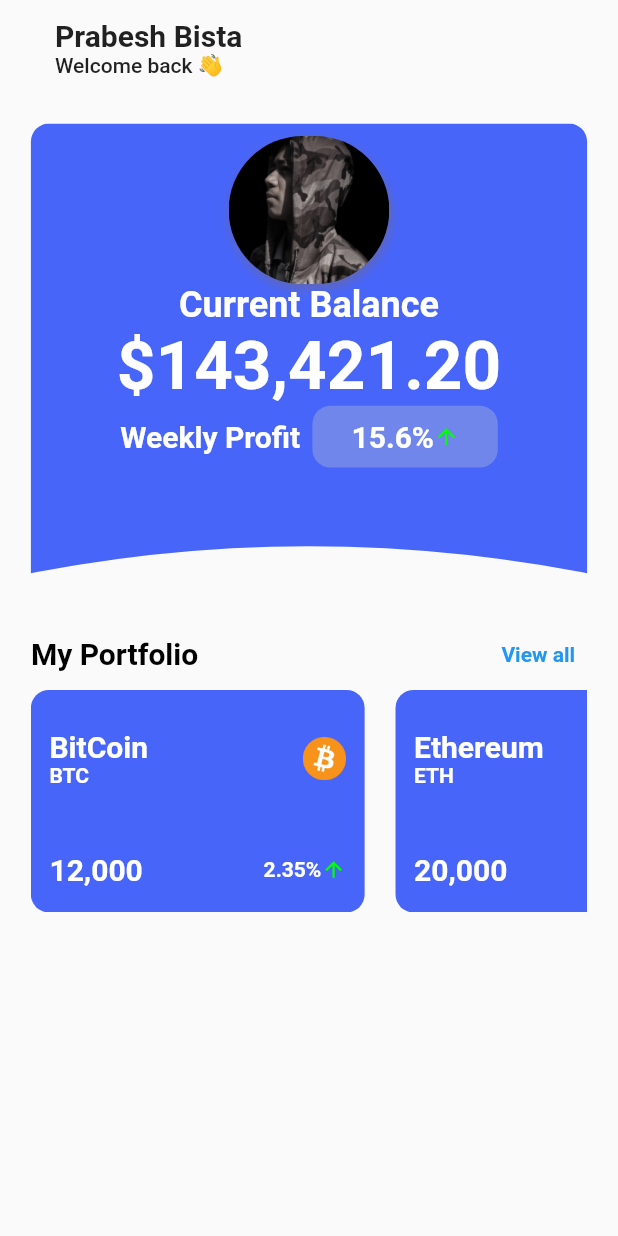
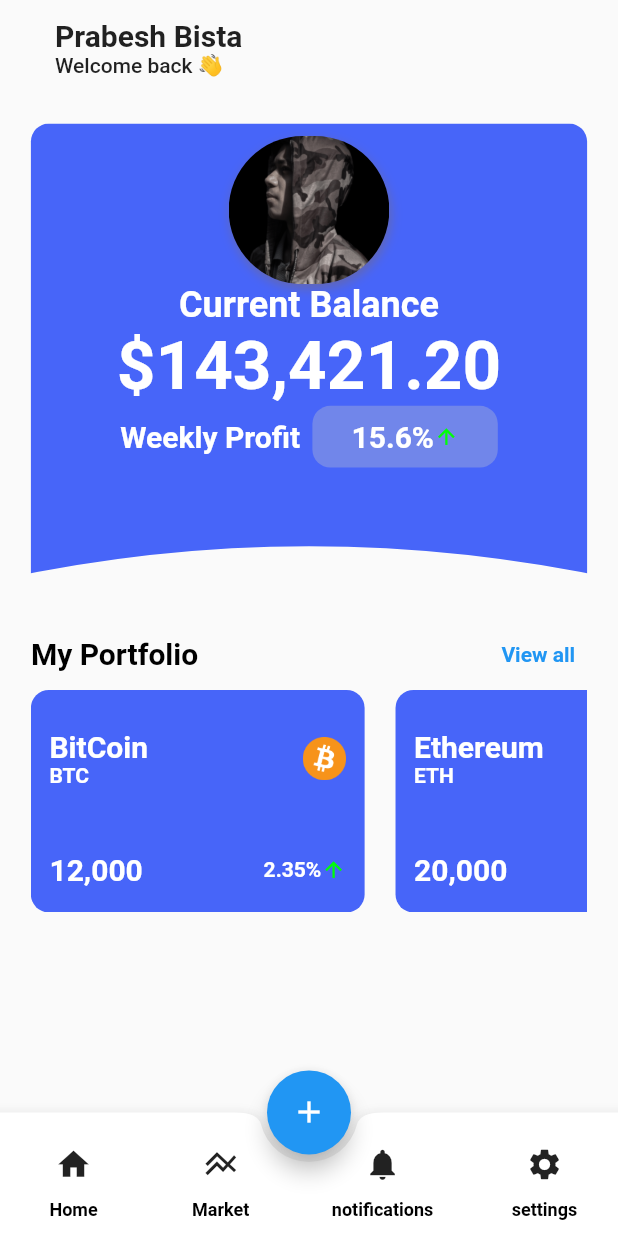
Before and after one commit to PrabeshPP/crypto_app, a Flutter app: the screen it shows after launch, on a phone screen of 412 x 824 dp. Run offline on Flutter 3.47's test engine with Material 2 defaults, Android fonts, the phone set to English and light mode, and no system bars.

Commit message:
bottom Nav Bar Added

```diff
--- a/lib/model/mybit.dart
+++ b/lib/model/mybit.dart
@@ -1,5 +1,3 @@
-
-
 class MyBitList {
   static List<MyBit> list = [
     MyBit("BitCoin", "BTC", "assets/bitcoin.png", "12,000", "2.35%"),
--- a/lib/view/home/home_page.dart
+++ b/lib/view/home/home_page.dart
@@ -17,6 +17,7 @@ class HomePage extends StatelessWidget {
           elevation: 0.0,
           backgroundColor: Colors.transparent,
           title:   heading(context, size),
+
         ),
       ),
       body: SafeArea(
@@ -32,6 +33,95 @@ class HomePage extends StatelessWidget {
                 body(const PortFolioWidget(), size)
               ],
             ),
+          ),
+        ),
+      ),
+      floatingActionButton: FloatingActionButton(onPressed: (){
+
+      },child: const Icon(Icons.add,
+      ),),
+      floatingActionButtonLocation: FloatingActionButtonLocation.centerDocked,
+      bottomNavigationBar: BottomAppBar(
+        shape:const CircularNotchedRectangle(),
+        notchMargin: 5.0,
+        child: SizedBox(
+          height: size.height*0.1,
+
+          child: Row(
+            crossAxisAlignment: CrossAxisAlignment.center,
+            mainAxisAlignment: MainAxisAlignment.spaceAround,
+            children: [
+              Column(
+                mainAxisAlignment: MainAxisAlignment.center,
+                crossAxisAlignment: CrossAxisAlignment.center,
+                children: [
+                  IconButton(onPressed: (){
+
+                  }, icon:Icon(Icons.home,
+                  size: size.height*0.03,),
+                  ),
+                  Text("Home",
+                  style: Theme.of(context).textTheme.bodySmall!.copyWith(
+                    color: Colors.black,
+                    fontWeight: FontWeight.bold
+
+                  ),)
+                ],
+              ),
+               Column(
+                mainAxisAlignment: MainAxisAlignment.center,
+                crossAxisAlignment: CrossAxisAlignment.center,
+                children: [
+                  IconButton(onPressed: (){
+
+                  }, icon:Icon(Icons.line_axis,
+                  size: size.height*0.03,),
+                  ),
+                  Text("Market",
+                  style: Theme.of(context).textTheme.bodySmall!.copyWith(
+                    color: Colors.black,
+                    fontWeight: FontWeight.bold
+
+                  ),)
+                ],
+              ),
+               Column(
+                mainAxisAlignment: MainAxisAlignment.center,
+                crossAxisAlignment: CrossAxisAlignment.center,
+                children: [
+                  IconButton(onPressed: (){
+
+                  }, icon:Icon(Icons.notifications,
+                  size: size.height*0.03,),
+                  ),
+                   Text("notifications",
+                  style: Theme.of(context).textTheme.bodySmall!.copyWith(
+                    color: Colors.black,
+                    fontWeight: FontWeight.bold
+
+                  ),)
+                ],
+              ),
+
+              Column(
+                mainAxisAlignment: MainAxisAlignment.center,
+                crossAxisAlignment: CrossAxisAlignment.center,
+                children: [
+                  IconButton(onPressed: (){
+
+                  }, icon:Icon(Icons.settings,
+                  size: size.height*0.03,),
+                  ),
+                  Text("settings",
+                  style: Theme.of(context).textTheme.bodySmall!.copyWith(
+                    color: Colors.black,
+                    fontWeight: FontWeight.bold
+
+                  ),)
+                ],
+              ),
+
+            ],
           ),
         ),
       ),
```
Also changed, not shown: lib/view/home/widgets/portfolio/portfolio.dart (+46 -31 lines).
